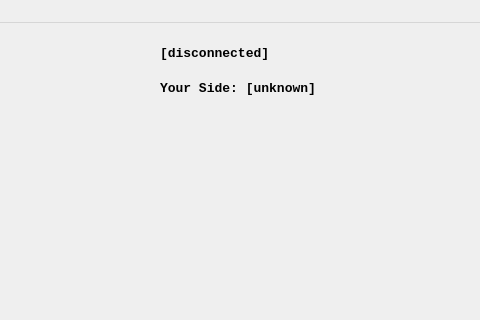
The window that src/mainwindow.ui (RenZihou/ArmyChess) describes before a commit, drawn with Qt 5; both pictures show x 520 to 1000 and y 0 to 320 of the 1000 by 950 pixel window.
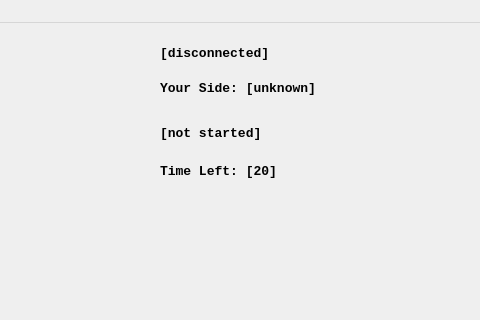
The same window after the commit. Custom widgets are drawn as their Qt base class.

The edit to the form file:
```diff
--- a/src/mainwindow.ui
+++ b/src/mainwindow.ui
@@ -106,6 +106,48 @@
      <string>[disconnected]</string>
     </property>
    </widget>
+   <widget class="QLabel" name="turnLabel">
+    <property name="geometry">
+     <rect>
+      <x>680</x>
+      <y>100</y>
+      <width>261</width>
+      <height>21</height>
+     </rect>
+    </property>
+    <property name="font">
+     <font>
+      <family>Courier New</family>
+      <pointsize>10</pointsize>
+      <weight>75</weight>
+      <bold>true</bold>
+     </font>
+    </property>
+    <property name="text">
+     <string>[not started]</string>
+    </property>
+   </widget>
+   <widget class="QLabel" name="timeLabel">
+    <property name="geometry">
+     <rect>
+      <x>680</x>
+      <y>140</y>
+      <width>231</width>
+      <height>16</height>
+     </rect>
+    </property>
+    <property name="font">
+     <font>
+      <family>Courier New</family>
+      <pointsize>10</pointsize>
+      <weight>75</weight>
+      <bold>true</bold>
+     </font>
+    </property>
+    <property name="text">
+     <string>Time Left: [20]</string>
+    </property>
+   </widget>
   </widget>
   <widget class="QMenuBar" name="menuBar">
    <property name="geometry">
```
